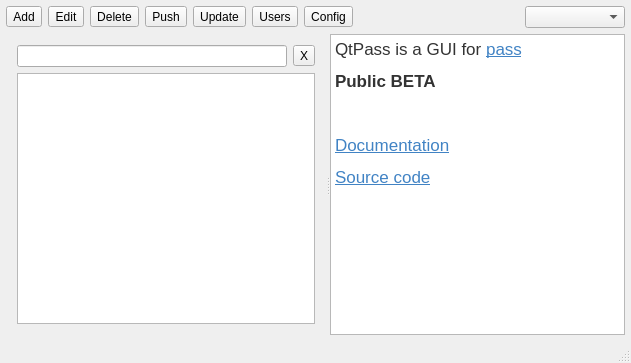
First picture: the form in mainwindow.ui, repository IJHack/QtPass, before the edit.
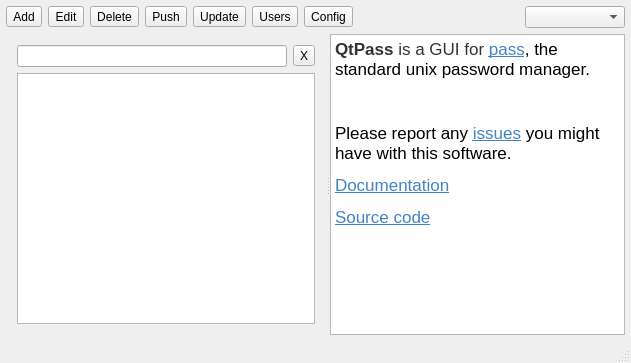
Second picture: the form after the edit.

Diff of the .ui file:
```diff
--- a/mainwindow.ui
+++ b/mainwindow.ui
@@ -160,12 +160,12 @@
         <string>&lt;!DOCTYPE HTML PUBLIC &quot;-//W3C//DTD HTML 4.0//EN&quot; &quot;http://www.w3.org/TR/REC-html40/strict.dtd&quot;&gt;
 &lt;html&gt;&lt;head&gt;&lt;meta name=&quot;qrichtext&quot; content=&quot;1&quot; /&gt;&lt;style type=&quot;text/css&quot;&gt;
 p, li { white-space: pre-wrap; }
-&lt;/style&gt;&lt;/head&gt;&lt;body style=&quot; font-family:'Sans Serif'; font-size:9pt; font-weight:400; font-style:normal;&quot;&gt;
-&lt;p style=&quot; margin-top:12px; margin-bottom:12px; margin-left:0px; margin-right:0px; -qt-block-indent:0; text-indent:0px;&quot;&gt;&lt;span style=&quot; font-family:'Helvetica Neue,Helvetica,Segoe UI,Arial,freesans,sans-serif'; font-size:13pt; color:#333333;&quot;&gt;QtPass is a GUI for &lt;/span&gt;&lt;a href=&quot;http://www.passwordstore.org/&quot;&gt;&lt;span style=&quot; font-family:'Helvetica Neue,Helvetica,Segoe UI,Arial,freesans,sans-serif'; font-size:13pt; text-decoration: underline; color:#4183c4; background-color:transparent;&quot;&gt;pass&lt;/span&gt;&lt;/a&gt;&lt;/p&gt;
-&lt;p style=&quot; margin-top:12px; margin-bottom:12px; margin-left:0px; margin-right:0px; -qt-block-indent:0; text-indent:0px;&quot;&gt;&lt;span style=&quot; font-family:'Helvetica Neue,Helvetica,Segoe UI,Arial,freesans,sans-serif'; font-size:13pt; font-weight:600; color:#333333;&quot;&gt;Public BETA&lt;/span&gt;&lt;/p&gt;
-&lt;p style=&quot;-qt-paragraph-type:empty; margin-top:12px; margin-bottom:12px; margin-left:0px; margin-right:0px; -qt-block-indent:0; text-indent:0px; font-family:'.Helvetica Neue DeskInterface'; font-size:13pt;&quot;&gt;&lt;br /&gt;&lt;/p&gt;
-&lt;p style=&quot; margin-top:12px; margin-bottom:12px; margin-left:0px; margin-right:0px; -qt-block-indent:0; text-indent:0px;&quot;&gt;&lt;a href=&quot;http://qtpass.org/&quot;&gt;&lt;span style=&quot; font-family:'Helvetica Neue,Helvetica,Segoe UI,Arial,freesans,sans-serif'; font-size:13pt; text-decoration: underline; color:#4183c4; background-color:transparent;&quot;&gt;Documentation&lt;/span&gt;&lt;/a&gt;&lt;/p&gt;
-&lt;p style=&quot; margin-top:12px; margin-bottom:12px; margin-left:0px; margin-right:0px; -qt-block-indent:0; text-indent:0px;&quot;&gt;&lt;a href=&quot;https://github.com/IJHack/qtpass&quot;&gt;&lt;span style=&quot; font-family:'Helvetica Neue,Helvetica,Segoe UI,Arial,freesans,sans-serif'; font-size:13pt; text-decoration: underline; color:#4183c4; background-color:transparent;&quot;&gt;Source code&lt;/span&gt;&lt;/a&gt;&lt;/p&gt;&lt;/body&gt;&lt;/html&gt;</string>
+&lt;/style&gt;&lt;/head&gt;&lt;body style=&quot; font-family:'.Helvetica Neue DeskInterface'; font-size:13pt; font-weight:400; font-style:normal;&quot;&gt;
+&lt;p style=&quot; margin-top:12px; margin-bottom:12px; margin-left:0px; margin-right:0px; -qt-block-indent:0; text-indent:0px;&quot;&gt;&lt;span style=&quot; font-family:'Helvetica Neue,Helvetica,Segoe UI,Arial,freesans,sans-serif'; font-weight:600; color:#333333;&quot;&gt;QtPass&lt;/span&gt;&lt;span style=&quot; font-family:'Helvetica Neue,Helvetica,Segoe UI,Arial,freesans,sans-serif'; color:#333333;&quot;&gt; is a GUI for &lt;/span&gt;&lt;a href=&quot;http://www.passwordstore.org/&quot;&gt;&lt;span style=&quot; font-family:'Helvetica Neue,Helvetica,Segoe UI,Arial,freesans,sans-serif'; text-decoration: underline; color:#4183c4; background-color:transparent;&quot;&gt;pass&lt;/span&gt;&lt;/a&gt;, the standard unix password manager.&lt;/p&gt;
+&lt;p style=&quot;-qt-paragraph-type:empty; margin-top:12px; margin-bottom:12px; margin-left:0px; margin-right:0px; -qt-block-indent:0; text-indent:0px;&quot;&gt;&lt;br /&gt;&lt;/p&gt;
+&lt;p style=&quot; margin-top:12px; margin-bottom:12px; margin-left:0px; margin-right:0px; -qt-block-indent:0; text-indent:0px;&quot;&gt;Please report any &lt;a href=&quot;https://github.com/IJHack/qtpass/issues&quot;&gt;&lt;span style=&quot; text-decoration: underline; color:#4183c4;&quot;&gt;issues&lt;/span&gt;&lt;/a&gt; you might have with this software.&lt;/p&gt;
+&lt;p style=&quot; margin-top:12px; margin-bottom:12px; margin-left:0px; margin-right:0px; -qt-block-indent:0; text-indent:0px;&quot;&gt;&lt;a href=&quot;http://qtpass.org/&quot;&gt;&lt;span style=&quot; font-family:'Helvetica Neue,Helvetica,Segoe UI,Arial,freesans,sans-serif'; text-decoration: underline; color:#4183c4; background-color:transparent;&quot;&gt;Documentation&lt;/span&gt;&lt;/a&gt;&lt;/p&gt;
+&lt;p style=&quot; margin-top:12px; margin-bottom:12px; margin-left:0px; margin-right:0px; -qt-block-indent:0; text-indent:0px;&quot;&gt;&lt;a href=&quot;https://github.com/IJHack/qtpass&quot;&gt;&lt;span style=&quot; font-family:'Helvetica Neue,Helvetica,Segoe UI,Arial,freesans,sans-serif'; text-decoration: underline; color:#4183c4; background-color:transparent;&quot;&gt;Source code&lt;/span&gt;&lt;/a&gt;&lt;/p&gt;&lt;/body&gt;&lt;/html&gt;</string>
        </property>
       </widget>
      </widget>
```
